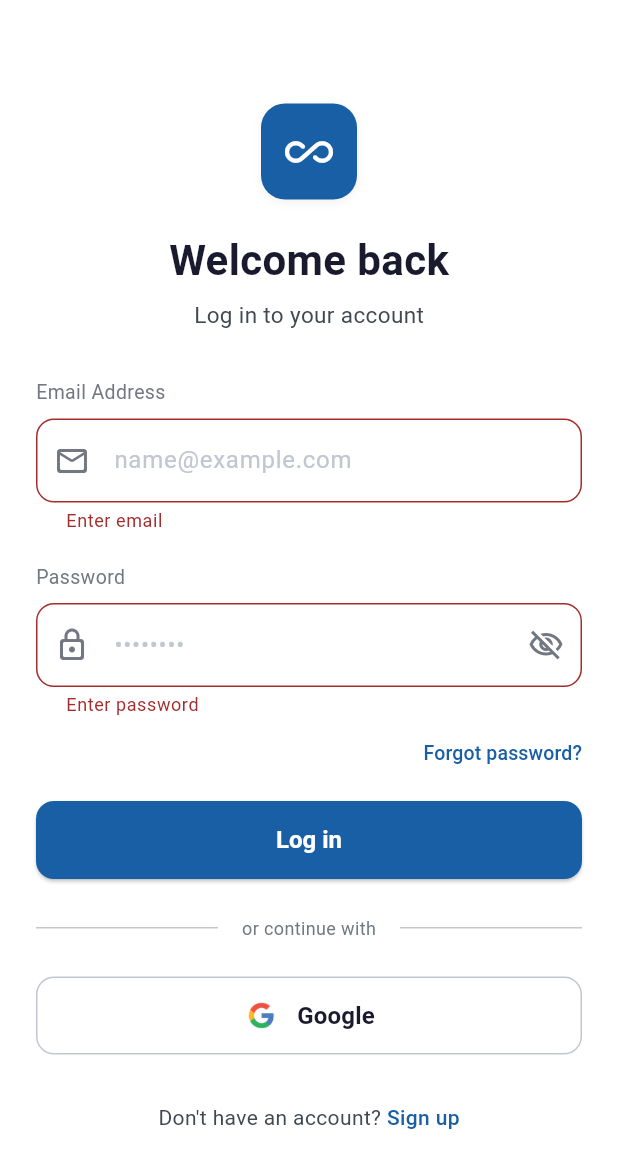
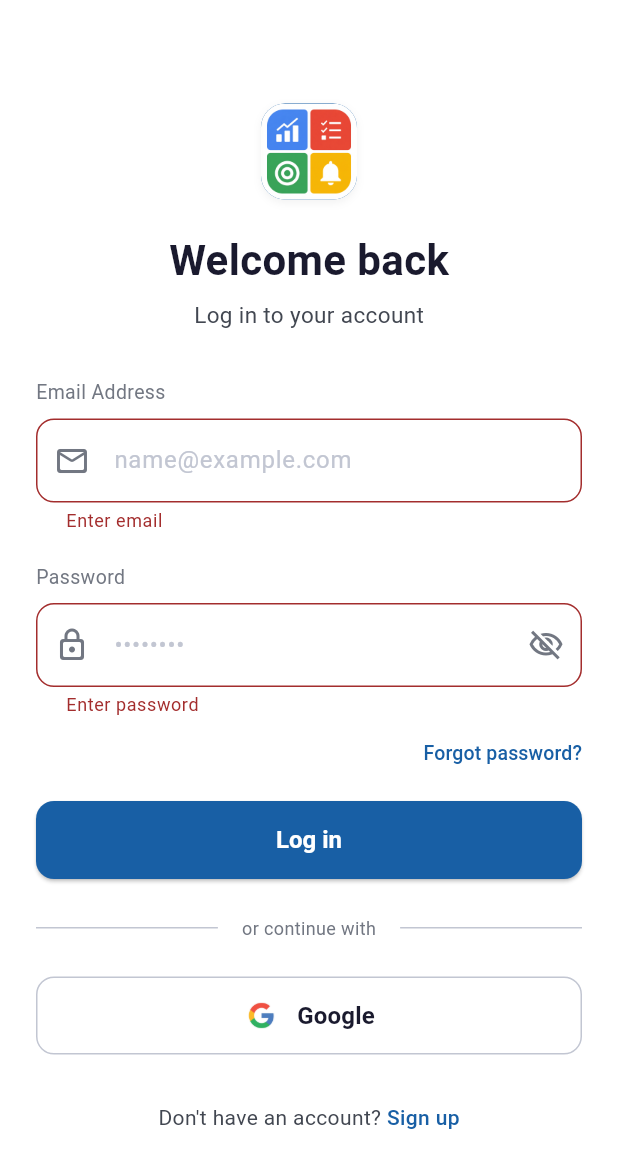
Before and after one commit to azimadanan/MAP-Project-ADEA, a Flutter app: the screen it shows after launch, after a tap on "Log in", on a phone screen of 412 x 824 dp. Shown: the top 1168 px of the screen. Run offline on Flutter 3.47's test engine with Material 3 defaults, Android fonts, the phone set to English and light mode, and no system bars; our stand-ins replace cloud_firestore, equatable, firebase_auth, firebase_core, fl_chart, flutter_bloc and 4 more; accounts and stored records are empty.

Commit message:
feat: update app launcher icons and replace app icon placeholder images in splash and login screens

```diff
--- a/lib/screens/auth/login_screen.dart
+++ b/lib/screens/auth/login_screen.dart
@@ -101,10 +101,12 @@ class _LoginScreenState extends State<LoginScreen> {
                               ),
                             ],
                           ),
-                          child: const Icon(
-                            Icons.all_inclusive_rounded,
-                            color: Colors.white,
-                            size: 32,
+                          child: ClipRRect(
+                            borderRadius: BorderRadius.circular(16),
+                            child: Image.asset(
+                              'assets/images/allinoneicon.png',
+                              fit: BoxFit.cover,
+                            ),
                           ),
                         ),
                         const SizedBox(height: 24),
--- a/lib/screens/splash_screen.dart
+++ b/lib/screens/splash_screen.dart
@@ -12,10 +12,14 @@ class SplashScreen extends StatelessWidget {
         child: Column(
           mainAxisAlignment: MainAxisAlignment.center,
           children: [
-            const CircleAvatar(
-              radius: 50,
-              backgroundColor: Color(0xFF004782),
-              child: Icon(Icons.hourglass_top, color: Colors.white, size: 40),
+            ClipRRect(
+              borderRadius: BorderRadius.circular(24),
+              child: Image.asset(
+                'assets/images/allinoneicon.png',
+                width: 100,
+                height: 100,
+                fit: BoxFit.cover,
+              ),
             ),
             const SizedBox(height: 20),
             const Text(
```
Also changed, not shown: pubspec.yaml (+7 -0 lines), assets/images/allinoneicon.png (added), pubspec.lock, 28 other files.
